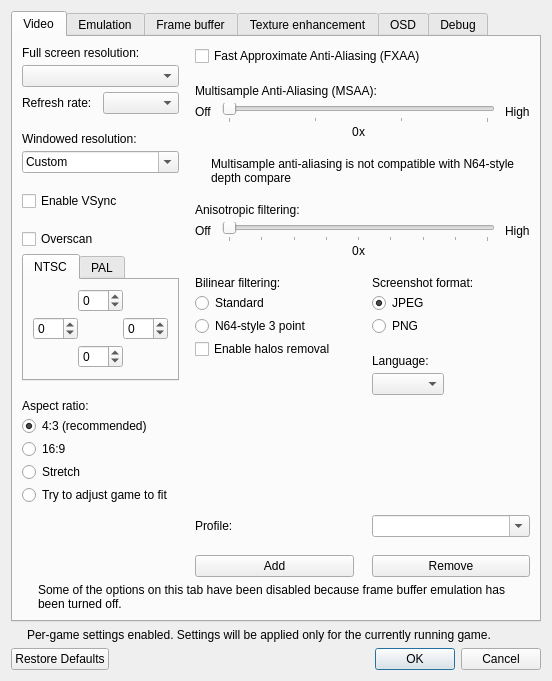
mupen64plus-ae/mupen64plus-ae, file mupen64plus-video-gliden64/upstream/src/GLideNUI/configDialog.ui: the form before one commit.
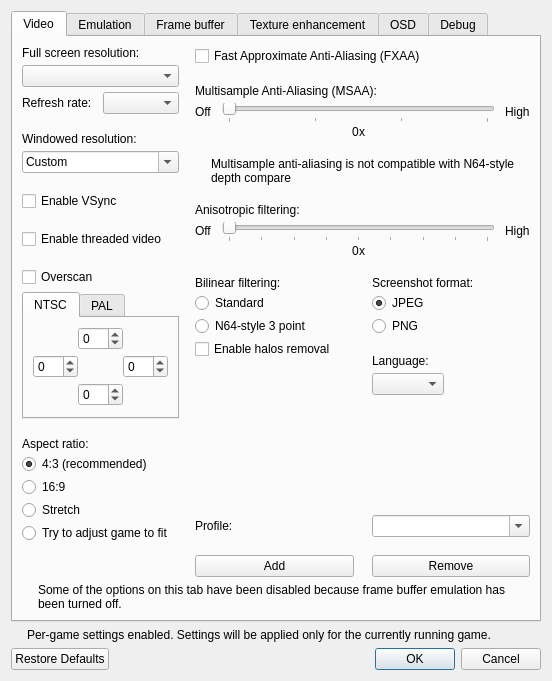
The form after the commit. Icons and pictures are not drawn.

Commit message:
video-gliden64: Update to commit 3bfbef96.
https://github.com/fzurita/GLideN64/commit/3bfbef96

Not a direct descendant of base revision.

What changed in the file:
```diff
--- a/mupen64plus-video-gliden64/upstream/src/GLideNUI/configDialog.ui
+++ b/mupen64plus-video-gliden64/upstream/src/GLideNUI/configDialog.ui
@@ -160,6 +160,16 @@
              </property>
             </widget>
            </item>
+           <item>
+            <widget class="QCheckBox" name="vThreadedVideoCheckBox">
+             <property name="toolTip">
+              <string>&lt;html&gt;&lt;head/&gt;&lt;body&gt;&lt;p&gt;Threaded video can improve performance with poor OpenGL drivers at the cost of very marginal input lag, usually less than half a frame&lt;/p&gt;&lt;p&gt;[Recommended: &lt;span style=&quot; font-style:italic;&quot;&gt;Usually off, unless there are performance issues.&lt;/span&gt;]&lt;/p&gt;&lt;/body&gt;&lt;/html&gt;</string>
+             </property>
+             <property name="text">
+              <string>Enable threaded video</string>
+             </property>
+            </widget>
+           </item>
            <item>
             <widget class="QFrame" name="overscanFrame">
              <property name="minimumSize">
```
The commit also changes 44 other files.
